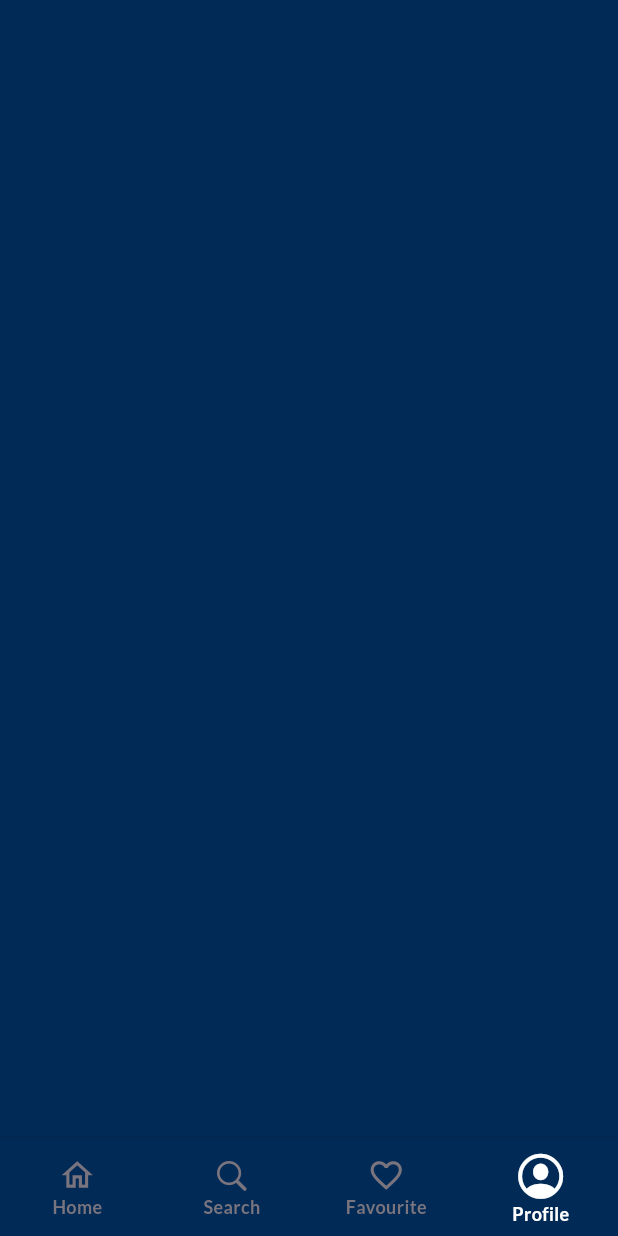
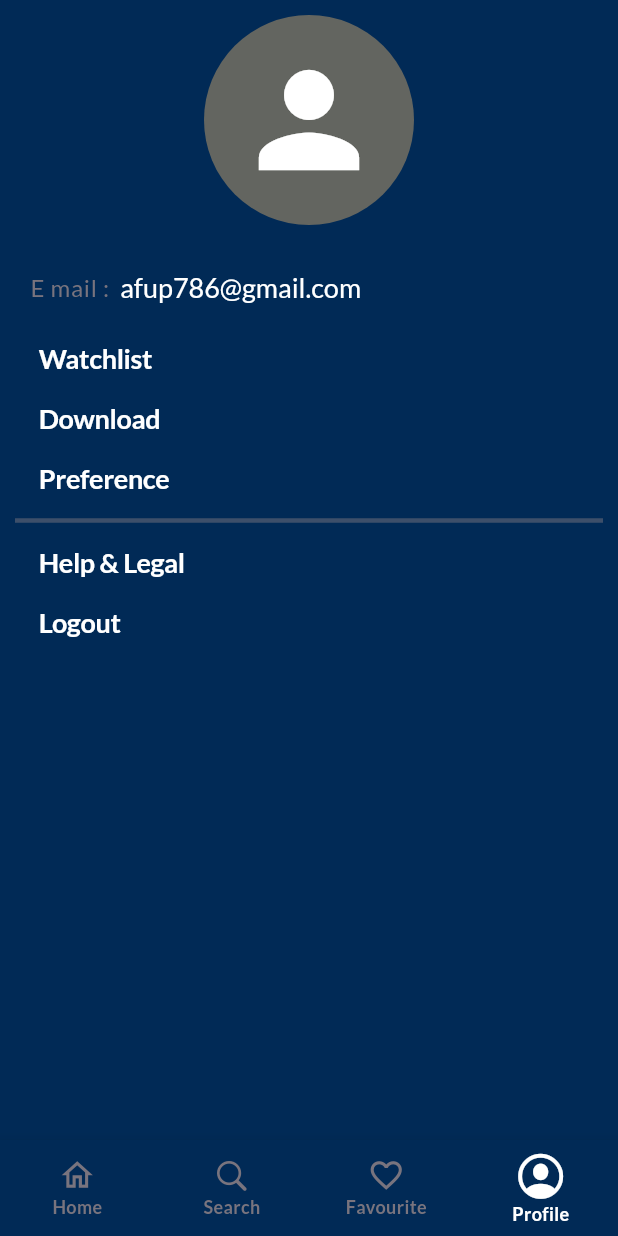
Before and after one commit to fahis7808/movies_mod, a Flutter app: the screen it shows after launch, item 4 of the bottom bar chosen, on a phone screen of 412 x 824 dp. Run offline on Flutter 3.47's test engine with Material 2 defaults, Android fonts, the phone set to English and light mode, and no system bars; our stand-ins replace google_fonts, nb_utils; missing offline and left inert: auto_binding_field.

Commit message:
Profile page set

```diff
--- a/lib/util/theme.dart
+++ b/lib/util/theme.dart
@@ -42,6 +42,7 @@ class AppTheme {
         cardColor: data.colorScheme.surface,
         listTileTheme: ListTileThemeData(
             tileColor: data.colorScheme.background,
+            titleTextStyle: data.textTheme.displayLarge,
             shape: RoundedRectangleBorder(
               borderRadius: BorderRadius.circular(borderRadius),
             )),
@@ -108,7 +109,7 @@ class AppTheme {
           titleTextStyle: data.textTheme.titleMedium?.copyWith(fontWeight: FontWeight.bold),
           //actionsPadding: const EdgeInsets.only(left: 20,right: 20,bottom: 30,top: 5)
         ),
-        dividerTheme: DividerThemeData(thickness: 0.8, color: data.colorScheme.outline.withOpacity(.3)),
+        dividerTheme: DividerThemeData(thickness: 0.8, color: data.colorScheme.outline.withOpacity(.5)),
         visualDensity: const VisualDensity(horizontal: -4, vertical: -4),
         scaffoldBackgroundColor: data.colorScheme.background,
         bottomNavigationBarTheme: BottomNavigationBarThemeData(
@@ -190,7 +191,7 @@ class DarkThemeStyle extends ThemeStyle {
 const lightColorScheme = ColorScheme(
   brightness: Brightness.light,
   primary: Color(0xff0445a8), onPrimary: Color(0xFFFFFFFF),
-  primaryContainer: Color(0xFF456805), onPrimaryContainer: Color(0xFFFFFFFF),
+  primaryContainer: Color(0xFF636560), onPrimaryContainer: Color(0xFFFFFFFF),
   inversePrimary: Color(0xFF0D91B9),
   secondary: Color(0xFF6905D3), onSecondary: Color(0xFFF5F9FF),
   secondaryContainer: Color(0xFF011921),
@@ -249,8 +250,8 @@ extension CopyWithTextTheme on TextTheme {
       bodyMedium: bodyMedium?.copyWith(color: colorScheme?.onBackground ?? color, fontFamily: fontFamily, fontSize: 16,fontWeight: FontWeight.bold),
       bodyLarge: bodyLarge?.copyWith(color: colorScheme?.outline ?? color, fontFamily: fontFamily, fontSize: 16, fontWeight: FontWeight.w500),
       displaySmall: displaySmall?.copyWith(color: colorScheme?.onPrimary ?? color, fontFamily: fontFamily, fontSize: 15),
-      // displayMedium: displayMedium?.copyWith(color: colorScheme?.onBackground ?? color, fontFamily: fontFamily, fontSize: 45),
-      // displayLarge: displayLarge?.copyWith(color: colorScheme?.onBackground ?? color, fontFamily: fontFamily, fontSize: 57),
+      displayMedium: displayMedium?.copyWith(color: colorScheme?.onPrimary ?? color, fontFamily: fontFamily, fontSize: 18),
+      displayLarge: displayLarge?.copyWith(color: colorScheme?.onPrimary ?? color, fontFamily: fontFamily, fontSize: 18,fontWeight: FontWeight.bold),
       headlineSmall: headlineSmall?.copyWith(color: colorScheme?.onPrimary ?? color, fontFamily: fontFamily, fontWeight: FontWeight.bold, fontSize: 18),
       headlineMedium: headlineMedium?.copyWith(color: colorScheme?.onPrimary ?? color, fontFamily: fontFamily, fontSize: 26,fontWeight: FontWeight.bold),
       // headlineLarge: headlineLarge?.copyWith(color: colorScheme?.onBackground ?? color, fontFamily: fontFamily, fontSize: 32),
--- a/lib/view/screen/profile.dart
+++ b/lib/view/screen/profile.dart
@@ -1,4 +1,5 @@
 import 'package:flutter/material.dart';
+import 'package:movies_mod/view/widget/sized_box.dar.dart';
 import 'package:nb_utils/nb_utils.dart';
 
 class Profile extends StatelessWidget {
@@ -8,6 +9,42 @@ class Profile extends StatelessWidget {
   Widget build(BuildContext context) {
     return  Scaffold(
       backgroundColor: context.theme.colorScheme.background,
+      body: SingleChildScrollView(
+        child: Padding(
+          padding: const EdgeInsets.fromLTRB(10, 10, 10, 0),
+          child: Column(
+            children: [
+              const Row(
+                mainAxisAlignment: MainAxisAlignment.center,
+                children: [
+                  CircleAvatar(
+                    radius: 70,
+                    child: Icon(Icons.person,size: 100,),
+                  ),
+                ],
+              ),
+              const Height(20),
+              Padding(
+                padding: const EdgeInsets.fromLTRB(10, 10, 10, 15),
+                child: Row(
+                  children: [
+                    Text('E mail :  ',style: context.textTheme.bodyLarge,),
+                    Text('afup786@gmail.com',style: context.textTheme.displayMedium,),
+                  ],
+                ),
+              ),
+              ListTile(title: const Text('Watchlist'),onTap: (){},),
+              ListTile(title: const Text('Download'),onTap: (){},),
+              ListTile(title: const Text('Preference'),onTap: (){},),
+              const Divider(
+                thickness: 3,
+              ),
+              ListTile(title: const Text('Help & Legal'),onTap: (){},),
+              ListTile(title: const Text('Logout'),onTap: (){},),
+            ],
+          ),
+        ),
+      ),
     );
   }
 }
```
